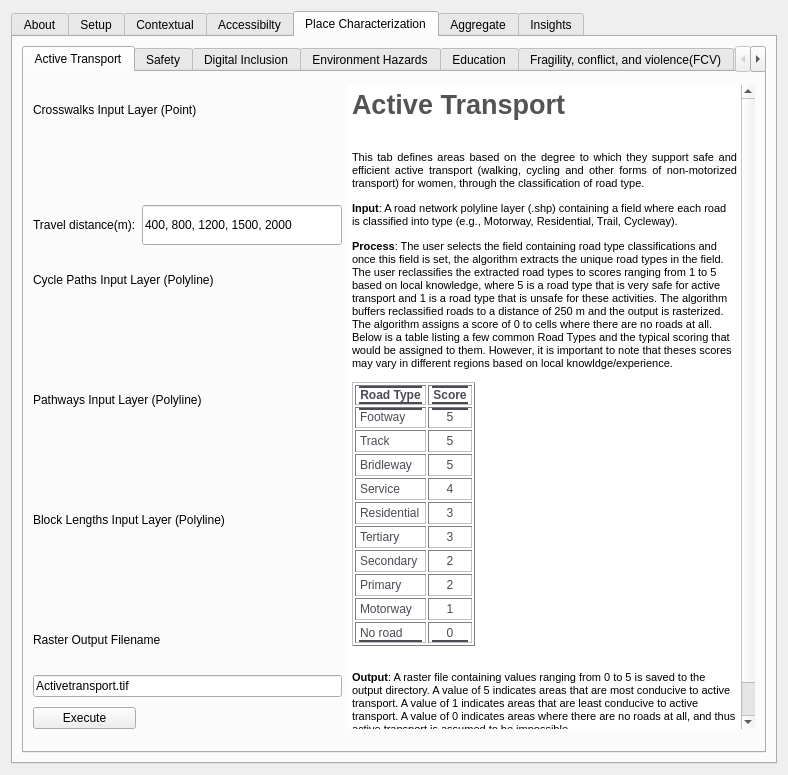
worldbank/GEEST, file gender_indicator_tool/gender_indicator_tool_dialog_base.ui: the form before one commit.
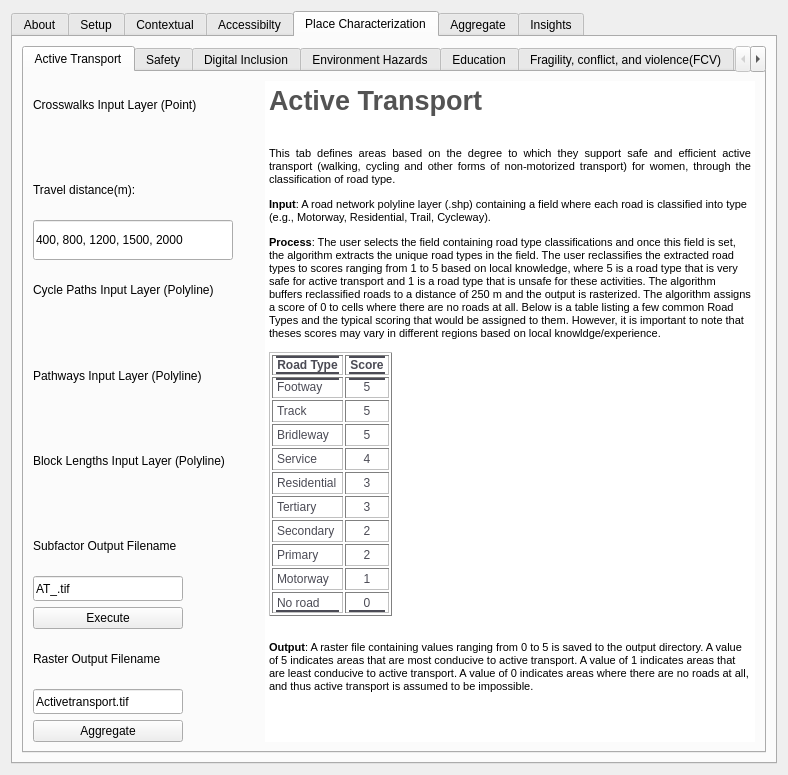
The form after the commit. The open tabs and pages were chosen to show the change. Custom widgets are drawn as their Qt base class.

Commit message: updates on Active transport

Patch:
```diff
--- a/gender_indicator_tool/gender_indicator_tool_dialog_base.ui
+++ b/gender_indicator_tool/gender_indicator_tool_dialog_base.ui
@@ -795,7 +795,7 @@
           <bool>true</bool>
          </property>
          <property name="currentIndex">
-          <number>5</number>
+          <number>0</number>
          </property>
          <widget class="QWidget" name="tab_17">
           <attribute name="title">
@@ -1877,38 +1877,38 @@
        <item row="0" column="0">
         <widget class="QTabWidget" name="tabWidget_Contextual_3">
          <property name="currentIndex">
-          <number>2</number>
+          <number>0</number>
          </property>
          <widget class="QWidget" name="tab_24">
           <attribute name="title">
            <string>Active Transport</string>
           </attribute>
           <layout class="QGridLayout" name="gridLayout_18">
-           <item row="0" column="0" colspan="2">
-            <widget class="QLabel" name="label_58">
+           <item row="9" column="0" colspan="3">
+            <widget class="QgsFileWidget" name="WLK_Input_Field_4" native="true">
              <property name="maximumSize">
               <size>
-               <width>16777215</width>
-               <height>50</height>
+               <width>250</width>
+               <height>25</height>
               </size>
              </property>
-             <property name="text">
-              <string>Crosswalks Input Layer (Point)</string>
-             </property>
             </widget>
            </item>
-           <item row="1" column="0" colspan="2">
-            <widget class="QgsFileWidget" name="WLK_Input_Field" native="true">
+           <item row="8" column="0" colspan="3">
+            <widget class="QLabel" name="label_61">
              <property name="maximumSize">
               <size>
                <width>16777215</width>
                <height>50</height>
               </size>
              </property>
+             <property name="text">
+              <string>Block Lengths Input Layer (Polyline)</string>
+             </property>
             </widget>
            </item>
-           <item row="2" column="0">
-            <widget class="QLabel" name="label_62">
+           <item row="4" column="0" colspan="3">
+            <widget class="QLabel" name="label_59">
              <property name="maximumSize">
               <size>
                <width>16777215</width>
@@ -1916,11 +1916,11 @@
               </size>
              </property>
              <property name="text">
-              <string>Travel distance(m):</string>
+              <string>Cycle Paths Input Layer (Polyline)</string>
              </property>
             </widget>
            </item>
-           <item row="2" column="1">
+           <item row="3" column="0">
             <widget class="QgsFilterLineEdit" name="WLK_Ranges_Field">
              <property name="maximumSize">
               <size>
@@ -1936,80 +1936,11 @@
              </property>
             </widget>
            </item>
-           <item row="3" column="0" colspan="2">
-            <widget class="QLabel" name="label_59">
-             <property name="maximumSize">
-              <size>
-               <width>16777215</width>
-               <height>50</height>
-              </size>
-             </property>
-             <property name="text">
-              <string>Cycle Paths Input Layer (Polyline)</string>
-             </property>
-            </widget>
-           </item>
-           <item row="4" column="0" colspan="2">
-            <widget class="QgsFileWidget" name="WLK_Input_Field_2" native="true">
-             <property name="maximumSize">
-              <size>
-               <width>16777215</width>
-               <height>50</height>
-              </size>
-             </property>
-            </widget>
-           </item>
-           <item row="5" column="0" colspan="2">
-            <widget class="QLabel" name="label_60">
-             <property name="maximumSize">
-              <size>
-               <width>16777215</width>
-               <height>50</height>
-              </size>
-             </property>
-             <property name="text">
-              <string>Pathways Input Layer (Polyline)</string>
-             </property>
-            </widget>
-           </item>
-           <item row="6" column="0" colspan="2">
-            <widget class="QgsFileWidget" name="WLK_Input_Field_3" native="true">
-             <property name="maximumSize">
-              <size>
-               <width>16777215</width>
-               <height>50</height>
-              </size>
-             </property>
-            </widget>
-           </item>
-           <item row="7" column="0" colspan="2">
-            <widget class="QLabel" name="label_61">
-             <property name="maximumSize">
-              <size>
-               <width>16777215</width>
-               <height>50</height>
-              </size>
-             </property>
-             <property name="text">
-              <string>Block Lengths Input Layer (Polyline)</string>
-             </property>
-            </widget>
-           </item>
-           <item row="8" column="0" colspan="2">
-            <widget class="QgsFileWidget" name="WLK_Input_Field_4" native="true">
-             <property name="maximumSize">
-              <size>
-               <width>16777215</width>
-               <height>50</height>
-              </size>
-             </property>
-            </widget>
-           </item>
-           <item row="9" column="0" colspan="2">
+           <item row="13" column="0">
             <widget class="QLabel" name="label_65">
              <property name="maximumSize">
               <size>
-               <width>16777215</width>
+               <width>250</width>
                <height>50</height>
               </size>
              </property>
@@ -2018,38 +1949,14 @@
              </property>
             </widget>
            </item>
-           <item row="10" column="0" colspan="2">
-            <widget class="QgsFilterLineEdit" name="WLK_Output_Field">
-             <property name="text">
-              <string>Activetransport.tif</string>
-             </property>
-             <property name="qgisRelation" stdset="0">
-              <string notr="true"/>
-             </property>
-            </widget>
-           </item>
-           <item row="11" column="0">
-            <widget class="QPushButton" name="WLK_Execute_PB">
-             <property name="text">
-              <string>Execute</string>
-             </property>
-            </widget>
-           </item>
-           <item row="11" column="1">
-            <widget class="QLabel" name="WLK_status">
-             <property name="text">
-              <string/>
-             </property>
-            </widget>
-           </item>
-           <item row="0" column="2" rowspan="12">
+           <item row="0" column="3" rowspan="16">
             <widget class="QTextEdit" name="textEdit_18">
              <property name="enabled">
               <bool>true</bool>
              </property>
              <property name="maximumSize">
               <size>
-               <width>16777215</width>
+               <width>500</width>
                <height>1000</height>
               </size>
              </property>
@@ -2132,6 +2039,160 @@
              </property>
             </widget>
            </item>
+           <item row="5" column="0" colspan="3">
+            <widget class="QgsFileWidget" name="WLK_Input_Field_2" native="true">
+             <property name="maximumSize">
+              <size>
+               <width>250</width>
+               <height>25</height>
+              </size>
+             </property>
+            </widget>
+           </item>
+           <item row="2" column="0">
+            <widget class="QLabel" name="label_62">
+             <property name="maximumSize">
+              <size>
+               <width>150</width>
+               <height>50</height>
+              </size>
+             </property>
+             <property name="text">
+              <string>Travel distance(m):</string>
+             </property>
+            </widget>
+           </item>
+           <item row="1" column="0" colspan="3">
+            <widget class="QgsFileWidget" name="WLK_Input_Field" native="true">
+             <property name="maximumSize">
+              <size>
+               <width>250</width>
+               <height>25</height>
+              </size>
+             </property>
+            </widget>
+           </item>
+           <item row="0" column="0" colspan="2">
+            <widget class="QLabel" name="label_58">
+             <property name="maximumSize">
+              <size>
+               <width>16777215</width>
+               <height>50</height>
+              </size>
+             </property>
+             <property name="text">
+              <string>Crosswalks Input Layer (Point)</string>
+             </property>
+            </widget>
+           </item>
+           <item row="11" column="2">
+            <widget class="QLabel" name="WLK_status_2">
+             <property name="text">
+              <string/>
+             </property>
+            </widget>
+           </item>
+           <item row="10" column="0" colspan="2">
+            <widget class="QLabel" name="label_70">
+             <property name="maximumSize">
+              <size>
+               <width>16777215</width>
+               <height>50</height>
+              </size>
+             </property>
+             <property name="text">
+              <string>Subfactor Output Filename</string>
+             </property>
+            </widget>
+           </item>
+           <item row="15" column="0">
+            <widget class="QPushButton" name="AT_Aggregate_PB">
+             <property name="maximumSize">
+              <size>
+               <width>150</width>
+               <height>16777215</height>
+              </size>
+             </property>
+             <property name="text">
+              <string>Aggregate</string>
+             </property>
+            </widget>
+           </item>
+           <item row="11" column="0">
+            <widget class="QgsFilterLineEdit" name="WLK_Output_Field_2">
+             <property name="maximumSize">
+              <size>
+               <width>150</width>
+               <height>25</height>
+              </size>
+             </property>
+             <property name="text">
+              <string>AT_.tif</string>
+             </property>
+             <property name="qgisRelation" stdset="0">
+              <string notr="true"/>
+             </property>
+            </widget>
+           </item>
+           <item row="15" column="1">
+            <widget class="QLabel" name="ATAGG_status">
+             <property name="text">
+              <string/>
+             </property>
+            </widget>
+           </item>
+           <item row="7" column="0" colspan="3">
+            <widget class="QgsFileWidget" name="WLK_Input_Field_3" native="true">
+             <property name="maximumSize">
+              <size>
+               <width>250</width>
+               <height>25</height>
+              </size>
+             </property>
+            </widget>
+           </item>
+           <item row="14" column="0">
+            <widget class="QgsFilterLineEdit" name="AT_Aggregate_Field">
+             <property name="maximumSize">
+              <size>
+               <width>150</width>
+               <height>25</height>
+              </size>
+             </property>
+             <property name="text">
+              <string>Activetransport.tif</string>
+             </property>
+             <property name="qgisRelation" stdset="0">
+              <string notr="true"/>
+             </property>
+            </widget>
+           </item>
+           <item row="6" column="0" colspan="3">
+            <widget class="QLabel" name="label_60">
+             <property name="maximumSize">
+              <size>
+               <width>16777215</width>
+               <height>50</height>
+              </size>
+             </property>
+             <property name="text">
+              <string>Pathways Input Layer (Polyline)</string>
+             </property>
+            </widget>
+           </item>
+           <item row="12" column="0">
+            <widget class="QPushButton" name="WLK_Execute_PB_2">
+             <property name="maximumSize">
+              <size>
+               <width>150</width>
+               <height>16777215</height>
+              </size>
+             </property>
+             <property name="text">
+              <string>Execute</string>
+             </property>
+            </widget>
+           </item>
           </layout>
          </widget>
          <widget class="QWidget" name="tab_27">
```
The commit also changes 1 other file.
